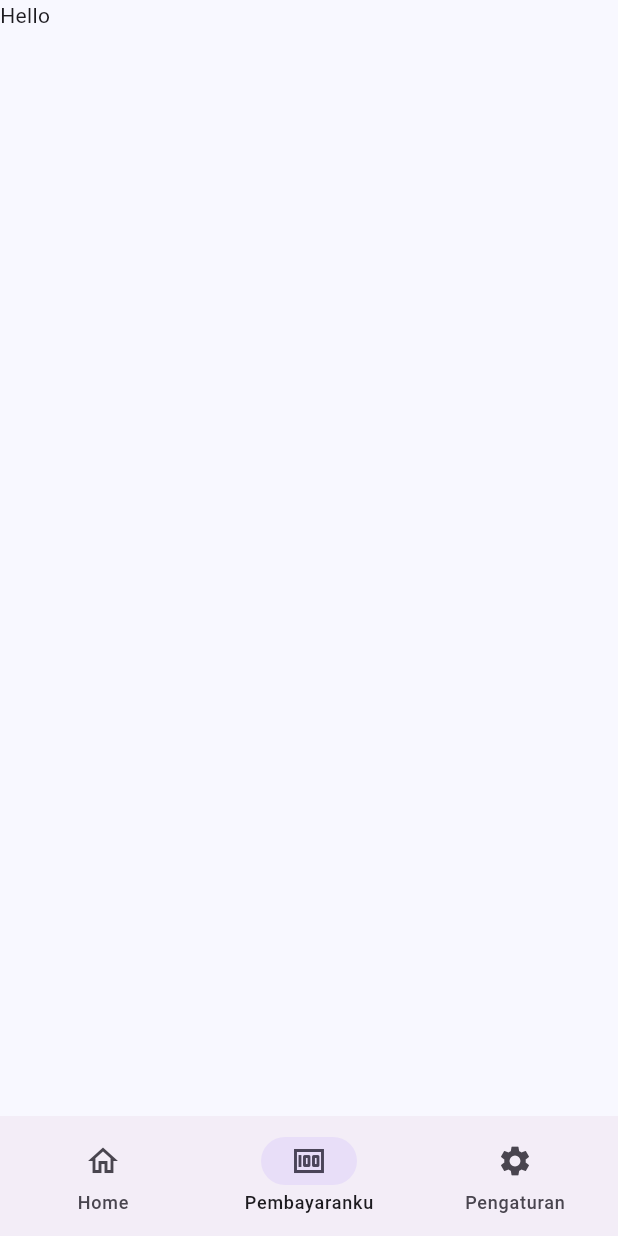
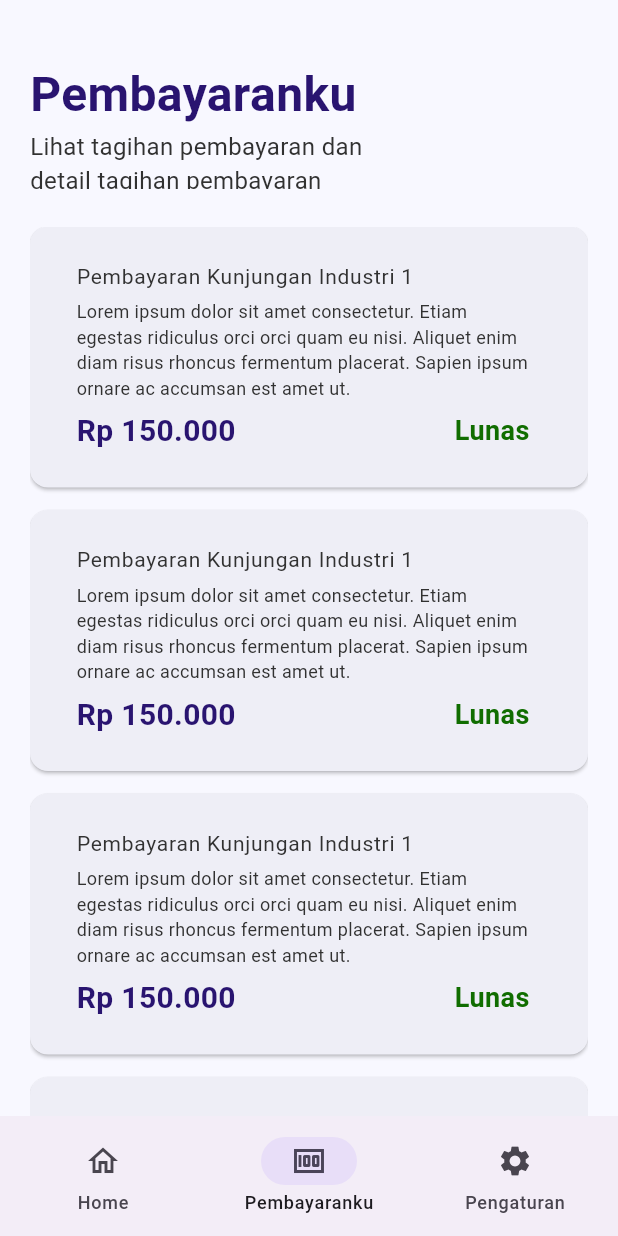
Before and after one commit to XCOD33/KSPM-Payment-Center-App-Flutter, a Flutter app: the Nav screen opened directly, item 2 of the bottom bar chosen, on a phone screen of 412 x 824 dp. Run offline on Flutter 3.47's test engine with Material 3 defaults, Android fonts, the phone set to English and light mode, and no system bars; Roboto replaces fonts that are missing (Montserrat); project files that could hold a hidden picture were left out.

Commit message:
feat(nav): add pembayaranku page
Add pembayaranku page to display list of bills and bill details.

BREAKING CHANGE: Payment page has been renamed to Pembayaranku page.

```diff
--- a/lib/nav.dart
+++ b/lib/nav.dart
@@ -1,5 +1,6 @@
 import 'package:flutter/material.dart';
 import 'package:kspm_payment_center_app/home.dart';
+import 'package:kspm_payment_center_app/pembayaranku.dart';
 
 // void main() {
 //   runApp(const Nav());
@@ -44,7 +45,7 @@ class _NavState extends State<Nav> {
       ),
       body: <Widget>[
         Home(),
-        Text("Hello"),
+        Pembayaranku(),
         Text("Testing"),
       ][currentPageIndex],
     );
--- /dev/null
+++ b/lib/pembayaranku.dart
@@ -0,0 +1,93 @@
+import 'package:flutter/material.dart';
+import 'package:kspm_payment_center_app/utils/colors.dart';
+import 'package:kspm_payment_center_app/utils/text_style.dart';
+
+// void main() {
+//   runApp(const Pembayaranku());
+// }
+
+class Pembayaranku extends StatefulWidget {
+  const Pembayaranku({super.key});
+
+  @override
+  State<Pembayaranku> createState() => _PembayarankuState();
+}
+
+class _PembayarankuState extends State<Pembayaranku> {
+  @override
+  Widget build(BuildContext context) {
+    return Padding(
+      padding: const EdgeInsets.only(left: 20, right: 20, top: 40),
+      child: Column(
+        crossAxisAlignment: CrossAxisAlignment.start,
+        children: [
+          Text(
+            "Pembayaranku",
+            style: AppTextStyle.fontBold(32),
+          ),
+          Padding(
+            padding: const EdgeInsets.only(bottom: 25),
+            child: SizedBox(
+              width: 256,
+              height: 40,
+              child: Text(
+                "Lihat tagihan pembayaran dan detail tagihan pembayaran",
+                style: AppTextStyle.fontRegular(16),
+              ),
+            ),
+          ),
+          Expanded(
+            child: ListView.builder(
+              itemCount: 4,
+              itemBuilder: (context, index) {
+                return Card(
+                  color: AppColors.lavenderMist,
+                  margin: EdgeInsets.only(bottom: 15),
+                  child: Padding(
+                    padding: const EdgeInsets.all(15),
+                    child: ListTile(
+                      title: Padding(
+                        padding: EdgeInsets.only(bottom: 4),
+                        child: Text(
+                          "Pembayaran Kunjungan Industri 1",
+                          style: AppTextStyle.fontRegular(14),
+                        ),
+                      ),
+                      subtitle: Column(
+                        crossAxisAlignment: CrossAxisAlignment.start,
+                        children: [
+                          Text(
+                            "Lorem ipsum dolor sit amet consectetur. Etiam egestas ridiculus orci orci quam eu nisi. Aliquet enim diam risus rhoncus fermentum placerat. Sapien ipsum ornare ac accumsan est amet ut.",
+                            style: AppTextStyle.fontRegular(12),
+                          ),
+                          Padding(
+                            padding: const EdgeInsets.only(top: 6),
+                            child: Row(
+                              mainAxisAlignment: MainAxisAlignment.spaceBetween,
+                              children: [
+                                Text(
+                                  "Rp 150.000",
+                                  style: AppTextStyle.fontBoldMidnightBlue(20),
+                                ),
+                                Text(
+                                  "Lunas",
+                                  style: AppTextStyle.font(18,
+                                      color: AppColors.forestGreen,
+                                      fw: FontWeight.w600),
+                                ),
+                              ],
+                            ),
+                          )
+                        ],
+                      ),
+                    ),
+                  ),
+                );
+              },
+            ),
+          )
+        ],
+      ),
+    );
+  }
+}
--- a/lib/utils/colors.dart
+++ b/lib/utils/colors.dart
@@ -5,4 +5,5 @@ class AppColors {
   static Color ghostWhite = const Color.fromARGB(255, 248, 248, 255);
   static Color jetBlack = const Color.fromARGB(255, 49, 49, 49);
   static Color lavenderMist = const Color.fromARGB(255, 238, 238, 246);
+  static Color forestGreen = const Color.fromARGB(255, 16, 109, 0);
 }
--- a/lib/utils/text_style.dart
+++ b/lib/utils/text_style.dart
@@ -1,4 +1,5 @@
 import 'package:flutter/material.dart';
+import 'package:flutter/widgets.dart';
 import 'package:kspm_payment_center_app/utils/colors.dart';
 
 class AppTextStyle {
@@ -7,7 +8,18 @@ class AppTextStyle {
       fontFamily: "Montserrat",
       fontWeight: FontWeight.bold,
       fontSize: size,
-      color: AppColors.jetBlack,
+      color: AppColors.midnightBlue,
+    );
+  }
+
+  static TextStyle font(double size,
+      {FontWeight fw = FontWeight.bold,
+      Color color = const Color.fromARGB(255, 41, 20, 112)}) {
+    return TextStyle(
+      fontFamily: "Montserrat",
+      fontWeight: fw,
+      fontSize: size,
+      color: color,
     );
   }
 
@@ -35,4 +47,12 @@ class AppTextStyle {
       color: AppColors.midnightBlue,
     );
   }
+
+  static TextStyle fontRegularForestGreen(double size) {
+    return TextStyle(
+      fontFamily: "Montserrat",
+      fontSize: size,
+      color: AppColors.forestGreen,
+    );
+  }
 }
```
